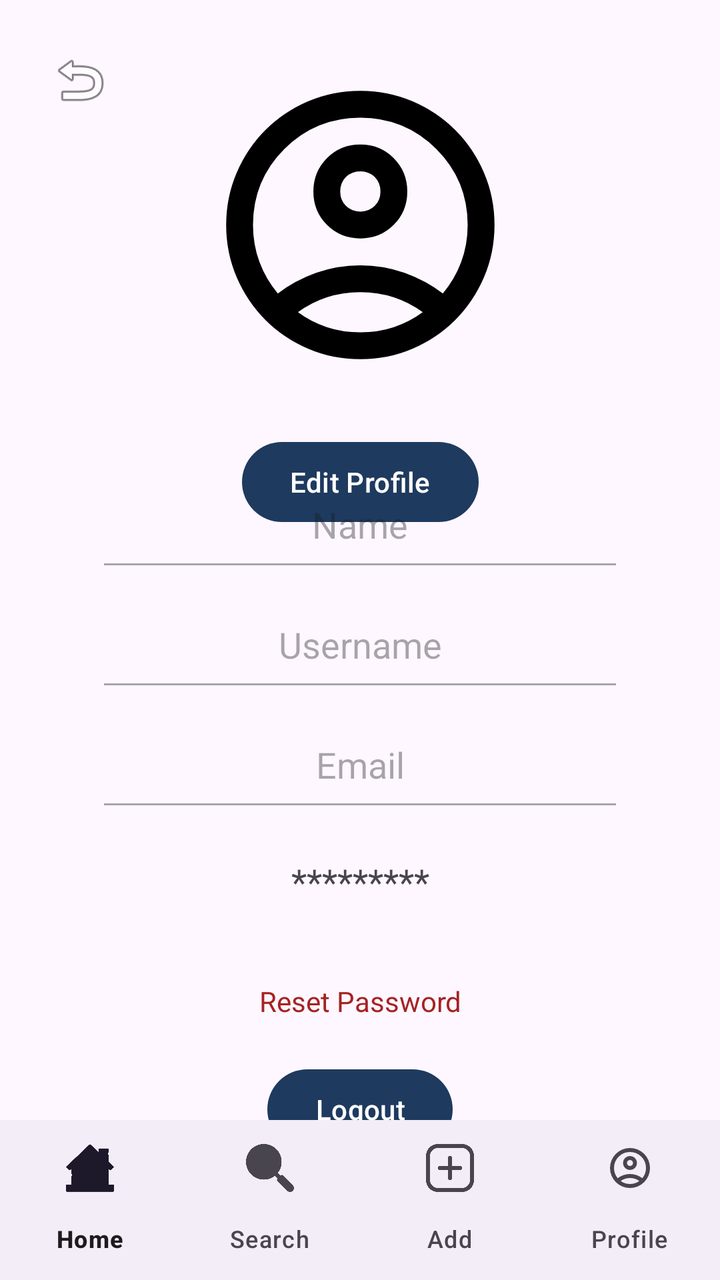
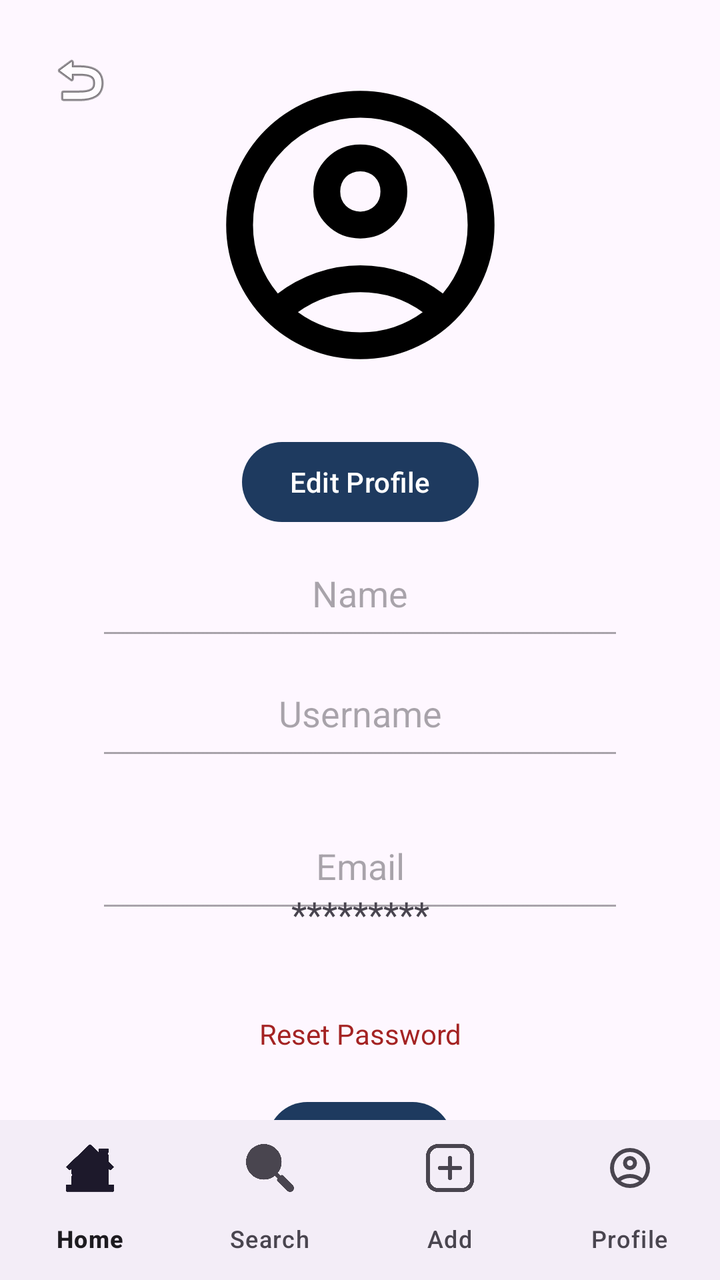

Compare the two renders of this Android layout. The source of the first and the diff that turns it into the second are given below.
<!-- AndroidManifest.xml: application theme Theme.WooferProject -->
<!-- res/layout/profile_page.xml -->
<?xml version="1.0" encoding="utf-8"?>
<androidx.constraintlayout.widget.ConstraintLayout xmlns:android="http://schemas.android.com/apk/res/android"
    xmlns:app="http://schemas.android.com/apk/res-auto"
    xmlns:tools="http://schemas.android.com/tools"
    android:layout_width="match_parent"
    android:layout_height="match_parent">

    <ImageButton
        android:id="@+id/return_profile"
        android:layout_width="48dp"
        android:layout_height="48dp"
        android:layout_marginStart="16dp"
        android:layout_marginTop="16dp"
        android:background="?attr/selectableItemBackgroundBorderless"
        android:src="@android:drawable/ic_menu_revert"
        app:layout_constraintStart_toStartOf="parent"
        app:layout_constraintTop_toTopOf="parent"
        tools:ignore="ContentDescription" />

    <ImageView
        android:id="@+id/imageView"
        android:layout_width="165dp"
        android:layout_height="161dp"
        android:layout_marginTop="32dp"
        android:src="@drawable/profile"
        app:layout_constraintEnd_toEndOf="parent"
        app:layout_constraintStart_toStartOf="parent"
        app:layout_constraintTop_toTopOf="parent" />

    <Button
        android:id="@+id/editProfile"
        android:layout_width="wrap_content"
        android:layout_height="wrap_content"
        android:layout_marginTop="24dp"
        android:text="Edit Profile"
        app:layout_constraintEnd_toEndOf="parent"
        app:layout_constraintStart_toStartOf="parent"
        app:layout_constraintTop_toBottomOf="@+id/imageView" />

    <EditText
        android:id="@+id/profile_name"
        android:layout_width="0dp"
        android:layout_height="60dp"
        android:layout_marginStart="48dp"
        android:layout_marginEnd="48dp"
        android:enabled="false"
        android:gravity="center"
        android:text="Name"
        android:textSize="18sp"
        app:layout_constraintBottom_toTopOf="@+id/profile_username"
        app:layout_constraintEnd_toEndOf="parent"
        app:layout_constraintStart_toStartOf="parent"
        app:layout_constraintTop_toBottomOf="@+id/editProfile"
        app:layout_constraintVertical_chainStyle="spread" />

    <EditText
        android:id="@+id/profile_username"
        android:layout_width="0dp"
        android:layout_height="60dp"
        android:layout_marginStart="48dp"
        android:layout_marginEnd="48dp"
        android:enabled="false"
        android:gravity="center"
        android:text="Username"
        android:textSize="18sp"
        app:layout_constraintBottom_toTopOf="@+id/profile_email"
        app:layout_constraintEnd_toEndOf="parent"
        app:layout_constraintStart_toStartOf="parent"
        app:layout_constraintTop_toBottomOf="@+id/profile_name" />

    <EditText
        android:id="@+id/profile_email"
        android:layout_width="0dp"
        android:layout_height="60dp"
        android:layout_marginStart="48dp"
        android:layout_marginEnd="48dp"
        android:enabled="false"
        android:gravity="center"
        android:text="Email"
        android:textSize="18sp"
        app:layout_constraintBottom_toTopOf="@+id/profile_password"
        app:layout_constraintEnd_toEndOf="parent"
        app:layout_constraintStart_toStartOf="parent"
        app:layout_constraintTop_toBottomOf="@+id/profile_username" />

    <TextView
        android:id="@+id/profile_password"
        android:layout_width="0dp"
        android:layout_height="60dp"
        android:layout_marginStart="48dp"
        android:layout_marginEnd="48dp"
        android:gravity="center"
        android:text="*********"
        android:textSize="18sp"
        app:layout_constraintBottom_toTopOf="@+id/profile_reset_password"
        app:layout_constraintEnd_toEndOf="parent"
        app:layout_constraintStart_toStartOf="parent"
        app:layout_constraintTop_toBottomOf="@+id/profile_email" />

    <TextView
        android:id="@+id/profile_reset_password"
        android:layout_width="0dp"
        android:layout_height="60dp"
        android:layout_marginStart="48dp"
        android:layout_marginEnd="48dp"
        android:clickable="true"
        android:focusable="true"
        android:gravity="center"
        android:text="Reset Password"
        android:textColor="#A42323"
        app:layout_constraintBottom_toTopOf="@+id/buttons_container"
        app:layout_constraintEnd_toEndOf="parent"
        app:layout_constraintStart_toStartOf="parent"
        app:layout_constraintTop_toBottomOf="@+id/profile_password" />

    <LinearLayout
        android:id="@+id/buttons_container"
        android:layout_width="wrap_content"
        android:layout_height="wrap_content"
        android:layout_marginBottom="16dp"
        android:orientation="horizontal"
        app:layout_constraintBottom_toTopOf="@+id/navigationBar"
        app:layout_constraintEnd_toEndOf="parent"
        app:layout_constraintStart_toStartOf="parent"
        app:layout_constraintTop_toBottomOf="@+id/profile_reset_password">

        <Button
            android:id="@+id/logout"
            android:layout_width="wrap_content"
            android:layout_height="wrap_content"
            android:text="Logout" />

        <Button
            android:id="@+id/delete_account"
            android:layout_width="wrap_content"
            android:layout_height="wrap_content"
            android:backgroundTint="#FF0000"
            android:text="Delete Account"
            android:textColor="#FFFFFF"
            android:visibility="gone" />
    </LinearLayout>

    <com.google.android.material.bottomnavigation.BottomNavigationView
        android:id="@+id/navigationBar"
        android:layout_width="0dp"
        android:layout_height="wrap_content"
        app:labelVisibilityMode="labeled"
        app:layout_constraintBottom_toBottomOf="parent"
        app:layout_constraintEnd_toEndOf="parent"
        app:layout_constraintStart_toStartOf="parent"
        app:menu="@menu/bottom_menu" />

</androidx.constraintlayout.widget.ConstraintLayout>
<!-- resources referenced by this layout -->
<resources>
  <!-- drawable profile (drawable) -->
  <vector xmlns:android="http://schemas.android.com/apk/res/android" android:height="240dp" android:tint="#000000" android:viewportHeight="960" android:viewportWidth="960" android:width="240dp">
        
      <path android:fillColor="@android:color/white" android:pathData="M234,684Q285,645 348,622.5Q411,600 480,600Q549,600 612,622.5Q675,645 726,684Q761,643 780.5,591Q800,539 800,480Q800,347 706.5,253.5Q613,160 480,160Q347,160 253.5,253.5Q160,347 160,480Q160,539 179.5,591Q199,643 234,684ZM380.5,479.5Q340,439 340,380Q340,321 380.5,280.5Q421,240 480,240Q539,240 579.5,280.5Q620,321 620,380Q620,439 579.5,479.5Q539,520 480,520Q421,520 380.5,479.5ZM480,880Q397,880 324,848.5Q251,817 197,763Q143,709 111.5,636Q80,563 80,480Q80,397 111.5,324Q143,251 197,197Q251,143 324,111.5Q397,80 480,80Q563,80 636,111.5Q709,143 763,197Q817,251 848.5,324Q880,397 880,480Q880,563 848.5,636Q817,709 763,763Q709,817 636,848.5Q563,880 480,880ZM580,784.5Q627,769 666,740Q627,711 580,695.5Q533,680 480,680Q427,680 380,695.5Q333,711 294,740Q333,769 380,784.5Q427,800 480,800Q533,800 580,784.5ZM523,423Q540,406 540,380Q540,354 523,337Q506,320 480,320Q454,320 437,337Q420,354 420,380Q420,406 437,423Q454,440 480,440Q506,440 523,423ZM480,380Q480,380 480,380Q480,380 480,380Q480,380 480,380Q480,380 480,380Q480,380 480,380Q480,380 480,380Q480,380 480,380Q480,380 480,380ZM480,740Q480,740 480,740Q480,740 480,740Q480,740 480,740Q480,740 480,740Q480,740 480,740Q480,740 480,740Q480,740 480,740Q480,740 480,740Z"/>
      
  </vector>
  <style name="Theme.WooferProject" parent="Base.Theme.WooferProject" />
  <style name="Base.Theme.WooferProject" parent="Theme.Material3.DayNight.NoActionBar">
          
          <item name="colorPrimary">@color/magnet_blue</item>
          <item name="colorOnPrimary">@color/white</item>
          <item name="colorPrimaryContainer">@color/magnet_blue</item>
          <item name="colorOnPrimaryContainer">@color/white</item>
      </style>
  <color name="magnet_blue">#1E3A5F</color>
  <color name="white">#FFFFFFFF</color>
</resources>

<!-- the commit's change to res/layout/profile_page.xml (unified diff, before → after) -->
@@ -1,4 +1,3 @@
-<?xml version="1.0" encoding="utf-8"?>
 <androidx.constraintlayout.widget.ConstraintLayout xmlns:android="http://schemas.android.com/apk/res/android"
     xmlns:app="http://schemas.android.com/apk/res-auto"
     xmlns:tools="http://schemas.android.com/tools"
@@ -63,10 +62,20 @@
         android:gravity="center"
         android:text="Username"
         android:textSize="18sp"
-        app:layout_constraintBottom_toTopOf="@+id/profile_email"
+        app:layout_constraintBottom_toTopOf="@+id/username_error"
         app:layout_constraintEnd_toEndOf="parent"
         app:layout_constraintStart_toStartOf="parent"
         app:layout_constraintTop_toBottomOf="@+id/profile_name" />
+
+    <TextView
+        android:id="@+id/username_error"
+        android:layout_width="wrap_content"
+        android:layout_height="wrap_content"
+        android:textColor="#FF0000"
+        android:textSize="12sp"
+        app:layout_constraintEnd_toEndOf="@+id/profile_username"
+        app:layout_constraintStart_toStartOf="@+id/profile_username"
+        app:layout_constraintTop_toBottomOf="@+id/profile_username" />
 
     <EditText
         android:id="@+id/profile_email"
@@ -78,10 +87,20 @@
         android:gravity="center"
         android:text="Email"
         android:textSize="18sp"
-        app:layout_constraintBottom_toTopOf="@+id/profile_password"
+        app:layout_constraintBottom_toTopOf="@+id/email_error"
         app:layout_constraintEnd_toEndOf="parent"
         app:layout_constraintStart_toStartOf="parent"
-        app:layout_constraintTop_toBottomOf="@+id/profile_username" />
+        app:layout_constraintTop_toBottomOf="@+id/username_error" />
+
+    <TextView
+        android:id="@+id/email_error"
+        android:layout_width="wrap_content"
+        android:layout_height="wrap_content"
+        android:textColor="#FF0000"
+        android:textSize="12sp"
+        app:layout_constraintEnd_toEndOf="@+id/profile_email"
+        app:layout_constraintStart_toStartOf="@+id/profile_email"
+        app:layout_constraintTop_toBottomOf="@+id/profile_email" />
 
     <TextView
         android:id="@+id/profile_password"
@@ -95,7 +114,7 @@
         app:layout_constraintBottom_toTopOf="@+id/profile_reset_password"
         app:layout_constraintEnd_toEndOf="parent"
         app:layout_constraintStart_toStartOf="parent"
-        app:layout_constraintTop_toBottomOf="@+id/profile_email" />
+        app:layout_constraintTop_toBottomOf="@+id/email_error" />
 
     <TextView
         android:id="@+id/profile_reset_password"
